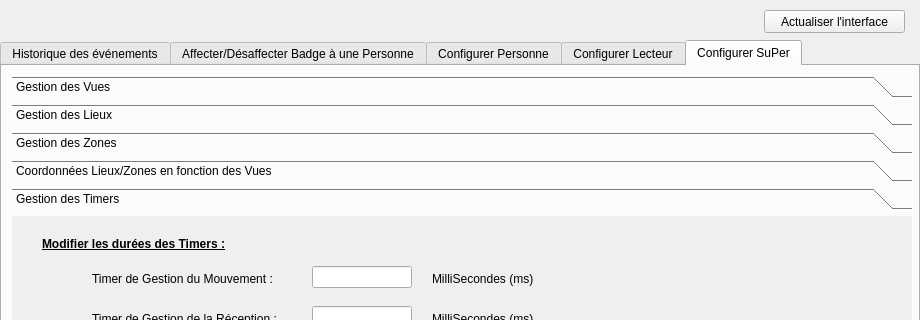
Old version of the form 31-Configurer/cme_badge/SuPer_SCHERER_backend/configurer.ui in the repository NicolasScherer/ProjetSuPer; both pictures show x 0 to 920 and y 0 to 320 of the 920 by 640 pixel window.
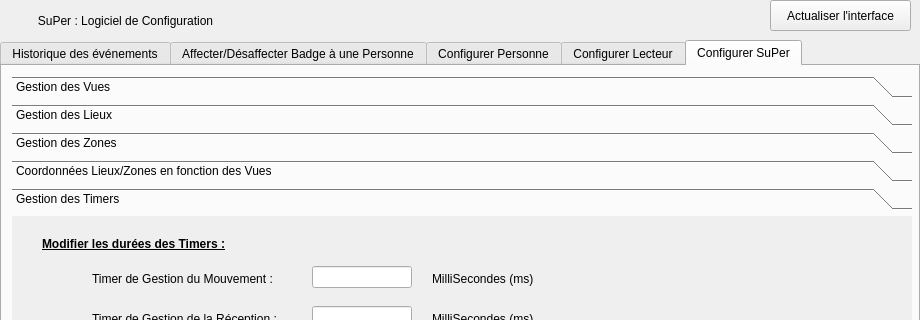
New version of the form. The open tabs and pages were chosen to show the change. Icons and pictures are not drawn.

The edit to the form file:
```diff
--- a/31-Configurer/cme_badge/SuPer_SCHERER_backend/configurer.ui
+++ b/31-Configurer/cme_badge/SuPer_SCHERER_backend/configurer.ui
@@ -5704,16 +5704,35 @@
    <widget class="QPushButton" name="btAffichage">
     <property name="geometry">
      <rect>
-      <x>764</x>
-      <y>10</y>
+      <x>770</x>
+      <y>0</y>
       <width>141</width>
-      <height>23</height>
+      <height>31</height>
      </rect>
     </property>
     <property name="text">
      <string>Actualiser l'interface</string>
     </property>
    </widget>
+   <widget class="QLabel" name="label_190">
+    <property name="geometry">
+     <rect>
+      <x>20</x>
+      <y>10</y>
+      <width>211</width>
+      <height>21</height>
+     </rect>
+    </property>
+    <property name="text">
+     <string>SuPer : Logiciel de Configuration</string>
+    </property>
+    <property name="textFormat">
+     <enum>Qt::AutoText</enum>
+    </property>
+    <property name="alignment">
+     <set>Qt::AlignCenter</set>
+    </property>
+   </widget>
   </widget>
   <widget class="QMenuBar" name="menubar">
    <property name="geometry">
```
Left out of the diff: 7 changed lines with no effect on the pictures.
